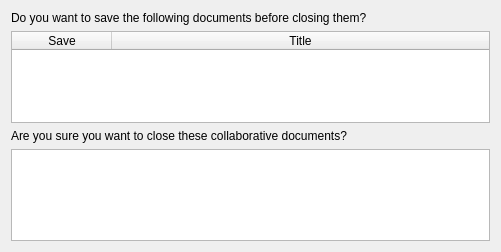
Qt form kobby/dialogs/closedocswidget.ui (KDE/kte-collaborative) before a commit.
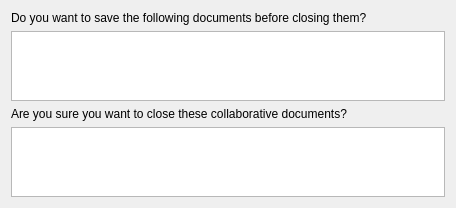
The same form after that commit.

Commit message: Show docCloseDialog on queryClose

Diff of the .ui file:
```diff
--- a/kobby/dialogs/closedocswidget.ui
+++ b/kobby/dialogs/closedocswidget.ui
@@ -6,8 +6,8 @@
    <rect>
     <x>0</x>
     <y>0</y>
-    <width>501</width>
-    <height>252</height>
+    <width>456</width>
+    <height>182</height>
    </rect>
   </property>
   <property name="windowTitle">
@@ -25,36 +25,7 @@
     </widget>
    </item>
    <item>
-    <widget class="QTableWidget" name="localDocTable">
-     <property name="editTriggers">
-      <set>QAbstractItemView::NoEditTriggers</set>
-     </property>
-     <property name="showGrid">
-      <bool>false</bool>
-     </property>
-     <attribute name="horizontalHeaderStretchLastSection">
-      <bool>true</bool>
-     </attribute>
-     <attribute name="verticalHeaderVisible">
-      <bool>false</bool>
-     </attribute>
-     <attribute name="verticalHeaderVisible">
-      <bool>false</bool>
-     </attribute>
-     <attribute name="horizontalHeaderStretchLastSection">
-      <bool>true</bool>
-     </attribute>
-     <column>
-      <property name="text">
-       <string>Save</string>
-      </property>
-     </column>
-     <column>
-      <property name="text">
-       <string>Title</string>
-      </property>
-     </column>
-    </widget>
+    <widget class="QListWidget" name="localDocList"/>
    </item>
    <item>
     <widget class="QLabel" name="collabDescLabel">
```
The commit also changes 3 other files.
